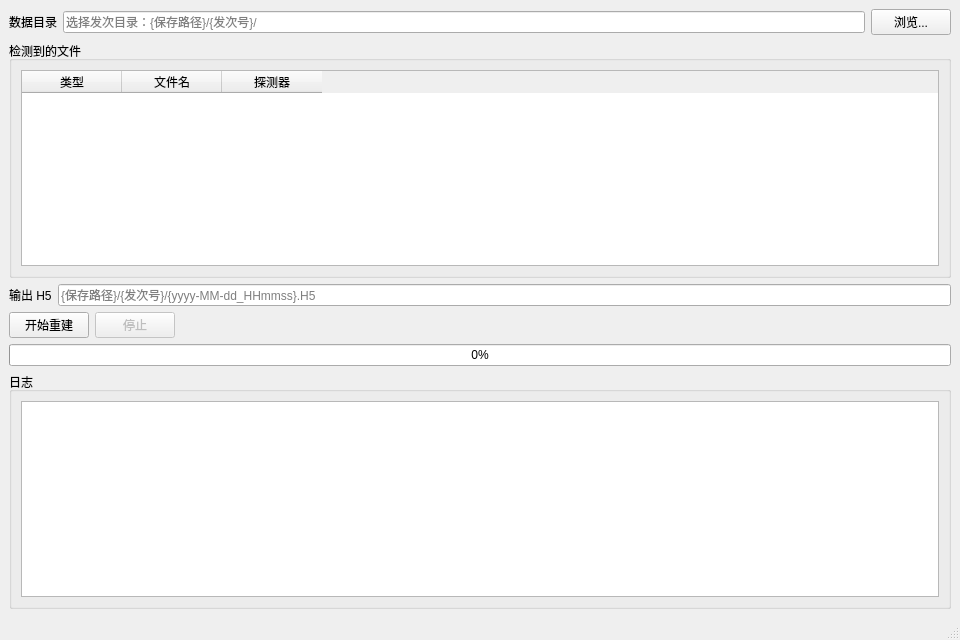
The window that spectrumh5rebuildwindow.ui (MrXiaomao/HXR_Detector) describes before a commit, drawn with Qt 5.
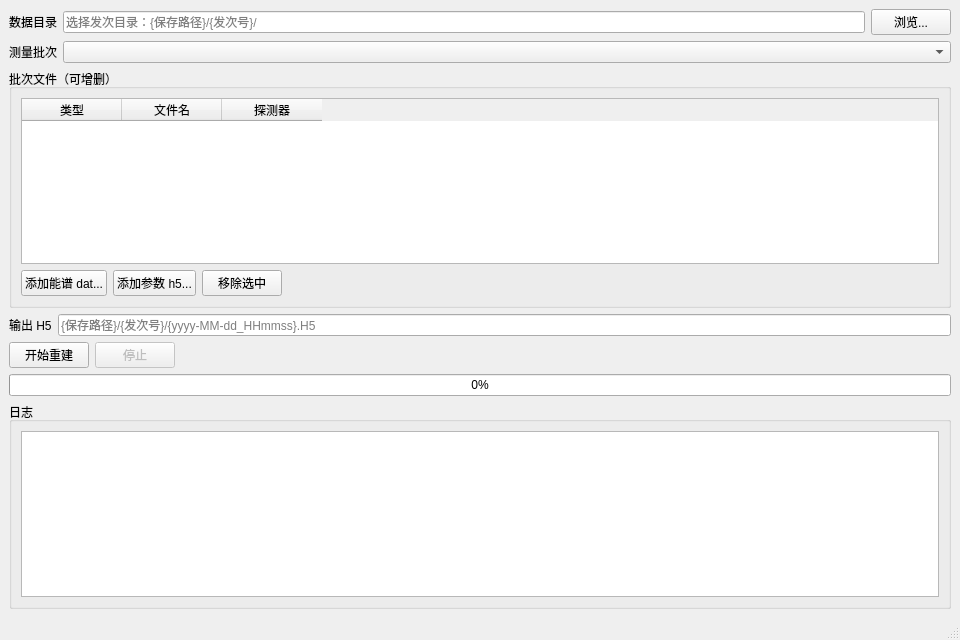
The same window after the commit.

Commit message: 对于能谱二进制文件转H5数据，能适配一个文件目录中有多个测量批次的情况。

Diff of the .ui file:
```diff
--- a/spectrumh5rebuildwindow.ui
+++ b/spectrumh5rebuildwindow.ui
@@ -43,10 +43,31 @@
       </item>
      </layout>
     </item>
+    <item>
+     <layout class="QHBoxLayout" name="horizontalLayout_batch">
+      <item>
+       <widget class="QLabel" name="label_batch">
+        <property name="text">
+         <string>测量批次</string>
+        </property>
+       </widget>
+      </item>
+      <item>
+       <widget class="QComboBox" name="comboBox_batch">
+        <property name="sizePolicy">
+         <sizepolicy hsizetype="Expanding" vsizetype="Fixed">
+          <horstretch>0</horstretch>
+          <verstretch>0</verstretch>
+         </sizepolicy>
+        </property>
+       </widget>
+      </item>
+     </layout>
+    </item>
     <item>
      <widget class="QGroupBox" name="groupBox_files">
       <property name="title">
-       <string>检测到的文件</string>
+       <string>批次文件（可增删）</string>
       </property>
       <layout class="QVBoxLayout" name="verticalLayout_files">
        <item>
@@ -77,6 +98,44 @@
          </column>
         </widget>
        </item>
+       <item>
+        <layout class="QHBoxLayout" name="horizontalLayout_fileActions">
+         <item>
+          <widget class="QPushButton" name="bt_addDat">
+           <property name="text">
+            <string>添加能谱 dat...</string>
+           </property>
+          </widget>
+         </item>
+         <item>
+          <widget class="QPushButton" name="bt_addParam">
+           <property name="text">
+            <string>添加参数 h5...</string>
+           </property>
+          </widget>
+         </item>
+         <item>
+          <widget class="QPushButton" name="bt_removeFile">
+           <property name="text">
+            <string>移除选中</string>
+           </property>
+          </widget>
+         </item>
+         <item>
+          <spacer name="horizontalSpacer_files">
+           <property name="orientation">
+            <enum>Qt::Horizontal</enum>
+           </property>
+           <property name="sizeHint" stdset="0">
+            <size>
+             <width>40</width>
+             <height>20</height>
+            </size>
+           </property>
+          </spacer>
+         </item>
+        </layout>
+       </item>
       </layout>
      </widget>
     </item>
```
The commit also changes 4 other files.
